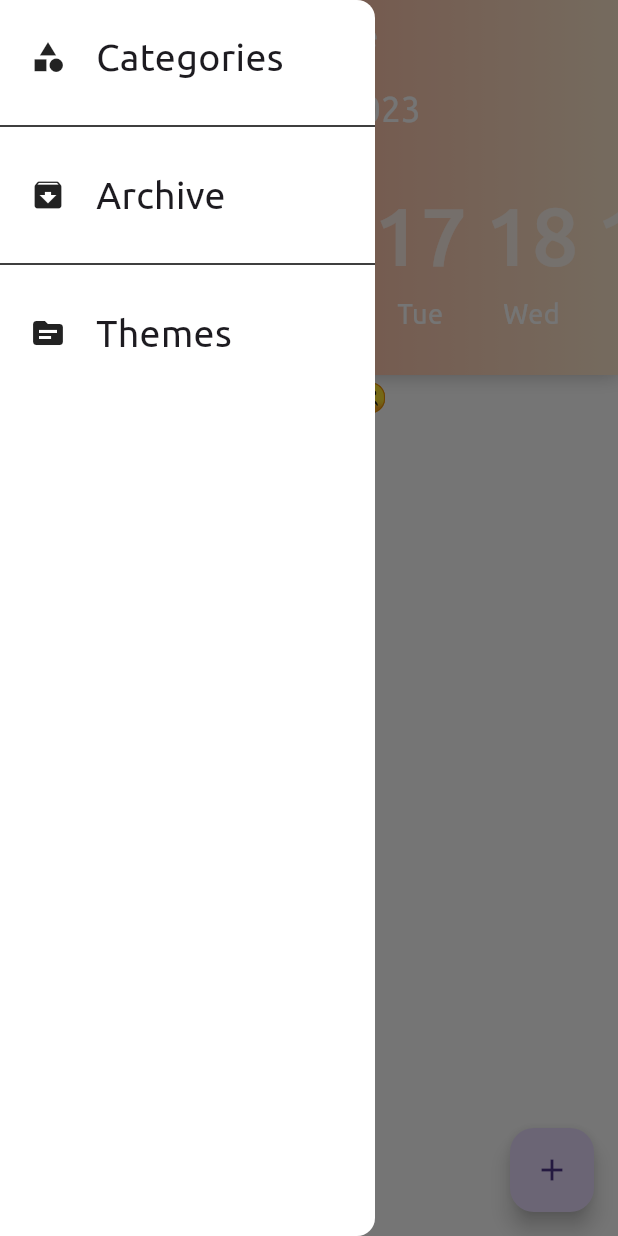
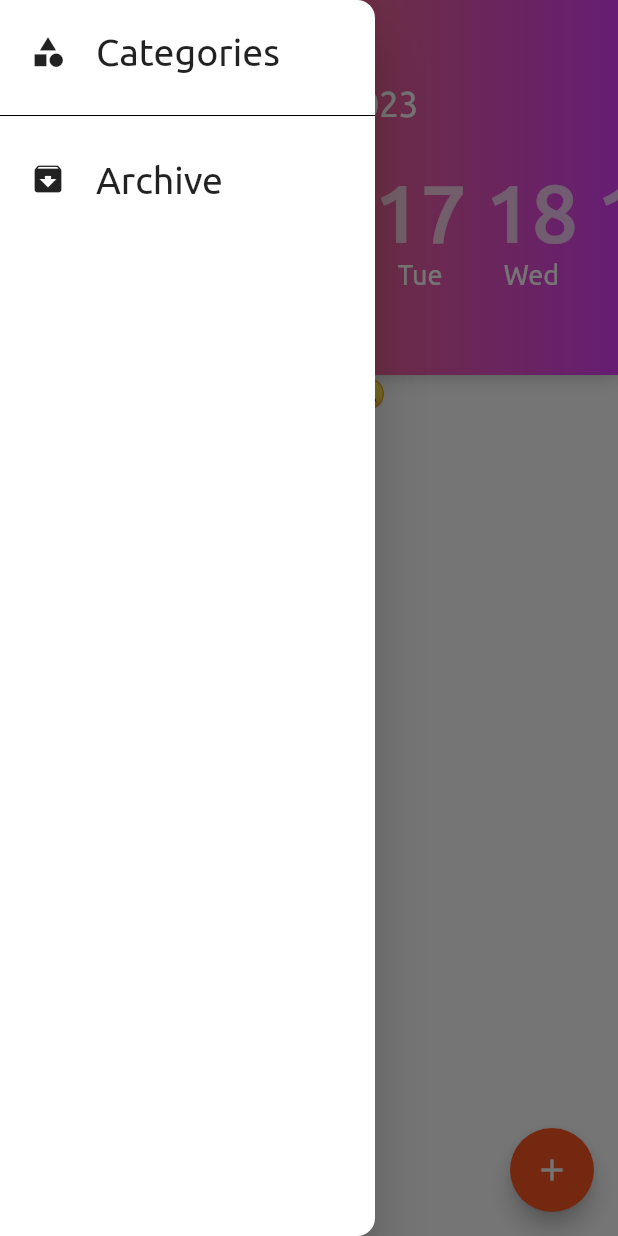
Before and after one commit to storm265/todo, a Flutter app: the screen it shows after launch, with the side drawer open, on a phone screen of 412 x 824 dp. Run offline on Flutter 3.47's test engine with Material 2 defaults, Android fonts, the phone set to English and light mode, and no system bars; our stand-ins replace flutter_platform_widgets, flutter_slidable, hive, hive_flutter, image_picker, timelines; accounts and stored records are empty.

Commit message:
added icon, rm stat bar, rm themes

```diff
--- a/lib/main.dart
+++ b/lib/main.dart
@@ -33,14 +33,14 @@ class MyApp extends StatelessWidget {
 }
 
 final classicTheme = ThemeData(
-  useMaterial3: true,
+  useMaterial3: false,
   fontFamily: 'Ubuntu',
-  primarySwatch: Colors.orange,
+  primarySwatch: Colors.deepOrange,
   scaffoldBackgroundColor: Colors.white,
 );
 
 final darkTheme = ThemeData(
-  useMaterial3: true,
+  useMaterial3: false,
   fontFamily: 'Ubuntu',
   primarySwatch: Colors.blue,
   scaffoldBackgroundColor: Colors.black,
--- a/lib/screens/add_edit_category/add_edit_category_page.dart
+++ b/lib/screens/add_edit_category/add_edit_category_page.dart
@@ -4,6 +4,7 @@ import 'package:todo/screens/add_edit_category/controller/add_edit_category_cont
 import 'package:todo/data/repository/category_repository.dart';
 import 'package:todo/screens/add_edit_category/widgets/textfield_widget.dart';
 import 'package:todo/screens/common_widgets/custom_app_bar_widget.dart';
+import 'package:todo/screens/common_widgets/unfocus_widget.dart';
 
 class AddCategoryPage extends StatefulWidget {
   final bool isEdit;
@@ -42,7 +43,8 @@ class _AddCategoryPageState extends State<AddCategoryPage> {
         title: 'Add category',
         showActions: false,
       ),
-      body: SingleChildScrollView(
+      body: UnfocusWidget(
+        child: SingleChildScrollView(
           child: Column(
             mainAxisAlignment: MainAxisAlignment.center,
             children: [
@@ -98,6 +100,7 @@ class _AddCategoryPageState extends State<AddCategoryPage> {
             ],
           ),
         ),
+      ),
     );
   }
 }
--- a/lib/screens/category/widgets/circle_avatar_widget.dart
+++ b/lib/screens/category/widgets/circle_avatar_widget.dart
@@ -9,6 +9,7 @@ class CircleAvatarWidget extends StatelessWidget {
   @override
   Widget build(BuildContext context) {
     return CircleAvatar(
+        backgroundColor: Colors.white,
         radius: 22,
         backgroundImage: ((imgPath.startsWith('assets')))
             ? (AssetImage(imgPath))
--- a/lib/screens/category/widgets/popup_buttons_widget.dart
+++ b/lib/screens/category/widgets/popup_buttons_widget.dart
@@ -31,6 +31,7 @@ class PopupButtonsWidget extends StatelessWidget {
           ),
           itemBuilder: (_) => [
                 PopupMenuItem(
+                  value: 0,
                   child: Row(
                     mainAxisSize: MainAxisSize.min,
                     children: const [
@@ -38,9 +39,9 @@ class PopupButtonsWidget extends StatelessWidget {
                       Text("Edit"),
                     ],
                   ),
-                  value: 0,
                 ),
                 PopupMenuItem(
+                  value: 1,
                   child: Row(
                     mainAxisSize: MainAxisSize.min,
                     children: const [
@@ -48,7 +49,6 @@ class PopupButtonsWidget extends StatelessWidget {
                       Text("Remove"),
                     ],
                   ),
-                  value: 0,
                 ),
               ]),
     );
--- a/lib/screens/common_widgets/custom_app_bar_widget.dart
+++ b/lib/screens/common_widgets/custom_app_bar_widget.dart
@@ -24,7 +24,6 @@ class CustomAppBarWidget extends StatelessWidget
   @override
   Widget build(BuildContext context) {
     return AppBar(
-      systemOverlayStyle: SystemUiOverlayStyle.dark,
       automaticallyImplyLeading: false,
       leading: IconButton(
         onPressed: () {
--- a/lib/screens/common_widgets/drawer_widget.dart
+++ b/lib/screens/common_widgets/drawer_widget.dart
@@ -18,16 +18,16 @@ class CustomDrawerWidget extends StatelessWidget {
       child: ListView.separated(
         itemBuilder: (context, i) {
           return InkWell(
-            onTap: () {
+            onTap: () async {
               switch (i) {
                 case 0:
                   Navigator.pop(context);
-                  Routers.toCategoryPage(context);
+                  await Routers.toCategoryPage(context);
 
                   break;
                 case 1:
                   Navigator.pop(context);
-                  Routers.toAddArchievePage(context);
+                  await Routers.toAddArchievePage(context);
                   break;
               }
             },
--- a/lib/screens/common_widgets/gradient_color.dart
+++ b/lib/screens/common_widgets/gradient_color.dart
@@ -2,8 +2,7 @@ import 'package:flutter/material.dart';
 
 class Gradients {
   static const List<Color> classicGradient = [
-    Color(0xFFFFC9B1),
-    Color(0xFFFFBFA6),
-    Color(0xFFFFE9CE)
+    Colors.orange,
+    Colors.purpleAccent,
   ];
 }
--- a/lib/screens/task/controller/drawer_items.dart
+++ b/lib/screens/task/controller/drawer_items.dart
@@ -2,14 +2,15 @@ import 'package:flutter/material.dart';
 
 enum DrawerItems {
   categories('Categories'),
-  archive('Archive'),
-  themes('Themes');
+  archive('Archive');
+//  themes('Themes');
 
   const DrawerItems(this.type);
   final String type;
 }
+
 const drawerIcons = [
   Icons.category_sharp,
   Icons.archive,
-  Icons.topic,
+  // Icons.topic,
 ];
```
Also changed, not shown: lib/controller/system_chrome_controller.dart (+0 -8 lines), lib/screens/category/widgets/text_widget.dart (+8 -5 lines), pubspec.yaml (+8 -1 lines), assets/app_icon/todo.png (added), 5 other files. Lines whose indentation alone changed are shown as unchanged.
